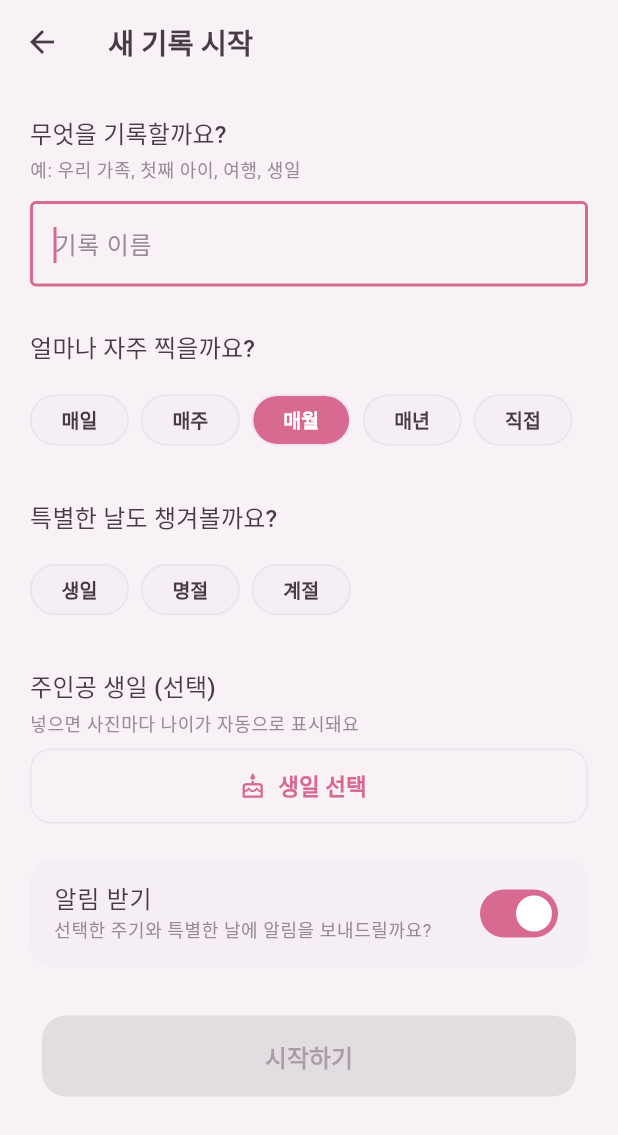
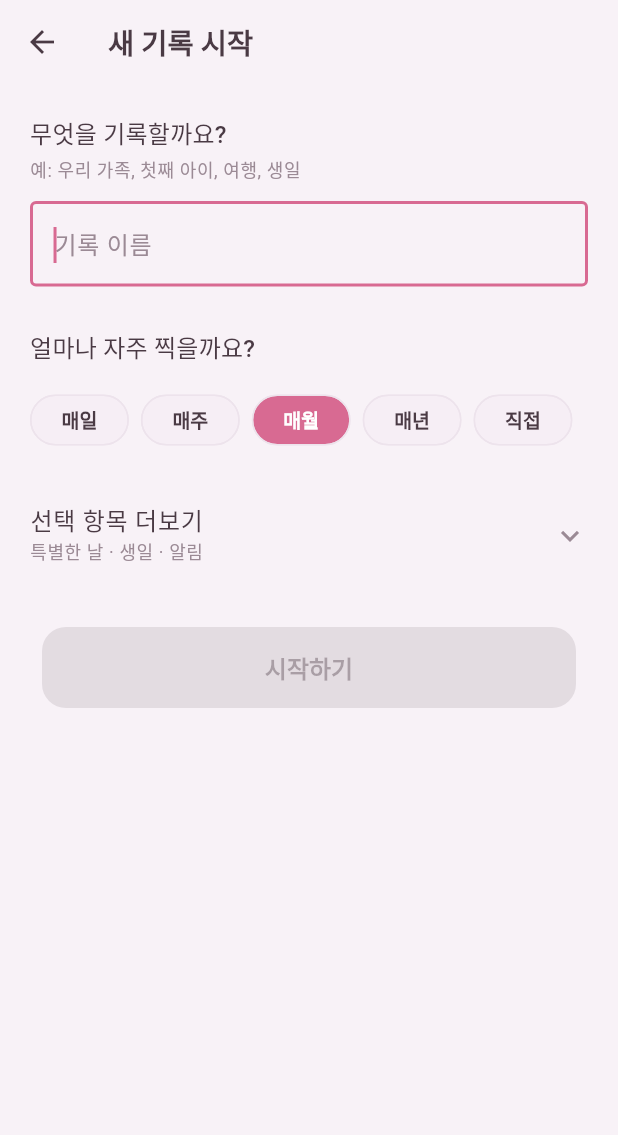
Before and after one commit to mkkim0422/our-day, a Flutter app: the NewProjectScreen screen opened directly, on a phone screen of 412 x 824 dp. Shown: the top 1135 px of the screen. Run offline on Flutter 3.47's test engine with Material 3 defaults, Android fonts, the phone set to English and light mode, and no system bars; our stand-ins replace camera, drift, flutter_local_notifications, flutter_riverpod, flutter_timezone, geolocator and 5 more; missing offline and left inert: gal; accounts and stored records are empty; generated files the repository leaves out were written again.

Commit message:
UX 배치3: 촬영 폴리시(셔터 플래시·햅틱·오버레이 라벨) + 저장 햅틱 + 새 프로젝트 간소화
- 촬영: 셔터 시 화면 플래시 + 미디엄 햅틱(즉각 피드백). 오버레이 슬라이더에
  '겹쳐 보기' 라벨 + % 표시(무엇을 조절하는지 명확).
- 저장 완료(정렬조정) 시 헤비 햅틱(손맛).
- 새 프로젝트: 선택 항목(특별한 날·생일·알림)을 '더보기'로 접어 이름·주기만으로
  바로 시작(30초 가입 흐름).

flutter analyze 무이슈, 테스트 61건 통과. (파스텔 정체성 유지)

Co-Authored-By: Claude Opus 4.8 (1M context) <noreply@anthropic.com>

```diff
--- a/lib/features/capture/alignment_adjuster_screen.dart
+++ b/lib/features/capture/alignment_adjuster_screen.dart
@@ -1,6 +1,7 @@
 import 'dart:io';
 
 import 'package:flutter/material.dart';
+import 'package:flutter/services.dart';
 import 'package:flutter_riverpod/flutter_riverpod.dart';
 
 import '../../data/db/app_database.dart';
@@ -115,6 +116,7 @@ class _AlignmentAdjusterScreenState
           .read(notificationServiceProvider)
           .scheduleForProject(widget.project, all, birthday: birthday);
 
+      HapticFeedback.heavyImpact(); // 저장 완료 — 손맛 피드백.
       if (mounted) Navigator.of(context).pop(capture);
     } finally {
       if (mounted) setState(() => _saving = false);
--- a/lib/features/onboarding/new_project_screen.dart
+++ b/lib/features/onboarding/new_project_screen.dart
@@ -189,8 +189,22 @@ class _NewProjectScreenState extends ConsumerState<NewProjectScreen> {
                   color: Theme.of(context).colorScheme.onSurfaceVariant),
             ),
           ],
-          const SizedBox(height: 28),
-          Text('특별한 날도 챙겨볼까요?', style: text.titleMedium),
+          const SizedBox(height: 16),
+          // 선택 항목은 접어서 — 이름·주기만으로 바로 시작 가능(30초 가입).
+          Theme(
+            data: Theme.of(context).copyWith(dividerColor: Colors.transparent),
+            child: ExpansionTile(
+              tilePadding: EdgeInsets.zero,
+              childrenPadding: const EdgeInsets.only(top: 4, bottom: 8),
+              title: const Text('선택 항목 더보기'),
+              subtitle: Text('특별한 날 · 생일 · 알림',
+                  style: text.bodySmall?.copyWith(
+                      color: Theme.of(context).colorScheme.onSurfaceVariant)),
+              children: [
+                Align(
+                  alignment: Alignment.centerLeft,
+                  child: Text('특별한 날도 챙겨볼까요?', style: text.titleMedium),
+                ),
                 const SizedBox(height: 12),
                 _EventPegSelector(
                   selected: _eventPegs,
@@ -202,22 +216,31 @@ class _NewProjectScreenState extends ConsumerState<NewProjectScreen> {
                     }
                   }),
                 ),
-          const SizedBox(height: 28),
-          Text('주인공 생일 (선택)', style: text.titleMedium),
+                const SizedBox(height: 24),
+                Align(
+                  alignment: Alignment.centerLeft,
+                  child: Text('주인공 생일', style: text.titleMedium),
+                ),
                 const SizedBox(height: 4),
-          Text('넣으면 사진마다 나이가 자동으로 표시돼요',
+                Align(
+                  alignment: Alignment.centerLeft,
+                  child: Text('넣으면 사진마다 나이가 자동으로 표시돼요',
                       style: text.bodySmall?.copyWith(
-                  color: Theme.of(context).colorScheme.onSurfaceVariant)),
+                          color:
+                              Theme.of(context).colorScheme.onSurfaceVariant)),
+                ),
                 const SizedBox(height: 8),
-          OutlinedButton.icon(
+                Align(
+                  alignment: Alignment.centerLeft,
+                  child: OutlinedButton.icon(
                     onPressed: _pickBirthday,
                     icon: const Icon(Icons.cake_outlined),
                     label: Text(_birthday == null
                         ? '생일 선택'
                         : '${_birthday!.year}.${_birthday!.month.toString().padLeft(2, '0')}.${_birthday!.day.toString().padLeft(2, '0')}'),
                   ),
-          const SizedBox(height: 24),
-          // 알림 받기 — 켜면 권한 요청 + 선택 주기/특별한 날 아침 10시 발송.
+                ),
+                const SizedBox(height: 16),
                 Container(
                   decoration: BoxDecoration(
                     color: Theme.of(context).colorScheme.surfaceContainerHighest,
@@ -231,11 +254,15 @@ class _NewProjectScreenState extends ConsumerState<NewProjectScreen> {
                     subtitle: Text(
                       '선택한 주기와 특별한 날에 알림을 보내드릴까요?',
                       style: text.bodySmall?.copyWith(
-                    color: Theme.of(context).colorScheme.onSurfaceVariant),
+                          color:
+                              Theme.of(context).colorScheme.onSurfaceVariant),
                     ),
                   ),
                 ),
-          const SizedBox(height: 32),
+              ],
+            ),
+          ),
+          const SizedBox(height: 24),
           // 시작하기 — 하단 고정 바가 아니라 여백을 두고 띄운 형태.
           Padding(
             padding: const EdgeInsets.fromLTRB(8, 0, 8, 28),
```
Also changed, not shown: lib/features/capture/capture_screen.dart (+31 -4 lines). Lines whose indentation alone changed are shown as unchanged.
